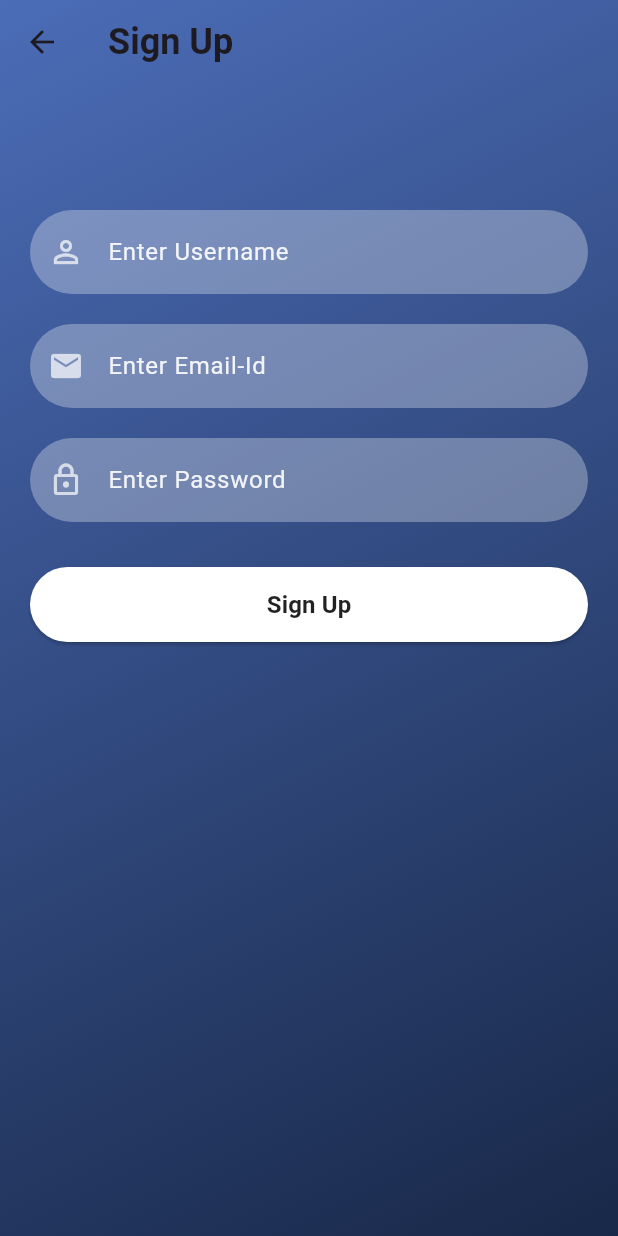
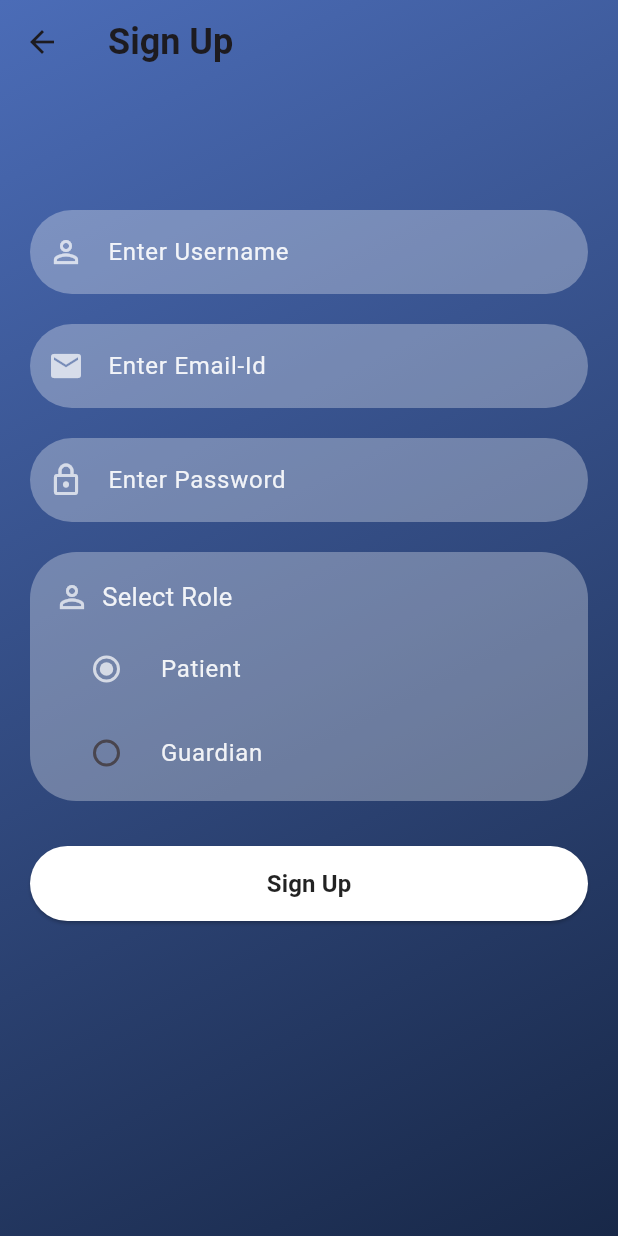
Before and after one commit to IshaK03/LY-Proj, a Flutter app: the SignUp screen opened directly, on a phone screen of 412 x 824 dp. Run offline on Flutter 3.47's test engine with Material 3 defaults, Android fonts, the light colour scheme and no system bars; our stand-ins replace firebase_auth, firebase_core; accounts and stored records are empty.

Commit message:
Added Role to Sign Up Form

```diff
--- a/frontend/lib/pages/signUp.dart
+++ b/frontend/lib/pages/signUp.dart
@@ -21,7 +21,9 @@ class _SignUpState extends State<SignUp> {
   String? _emailError;
   String? _passwordError;
 
-  bool _isLinkSent = false;  // Track if verification link was sent
+  String? _selectedRole = 'Patient'; // Default role
+
+  bool _isLinkSent = false; // Track if verification link was sent
   bool _isEmailVerified = false;
   Timer? _timer; // To periodically check for email verification
 
@@ -71,7 +73,9 @@ class _SignUpState extends State<SignUp> {
       _emailError = validateEmail(_emailTextController.text);
       _passwordError = validatePassword(_passwordTextController.text);
 
-      if (_usernameError != null || _emailError != null || _passwordError != null) {
+      if (_usernameError != null ||
+          _emailError != null ||
+          _passwordError != null) {
         String errorMessage = '';
         if (_usernameError != null) errorMessage += _usernameError!;
         if (_emailError != null) errorMessage += '\n${_emailError!}';
@@ -89,7 +93,9 @@ class _SignUpState extends State<SignUp> {
         _isLinkSent = true;
       });
       ScaffoldMessenger.of(context).showSnackBar(
-        const SnackBar(content: Text("Verification link sent! Check your email."), backgroundColor: Colors.green),
+        const SnackBar(
+            content: Text("Verification link sent! Check your email."),
+            backgroundColor: Colors.green),
       );
     } catch (e) {
       showValidationError(context, "Error sending verification link.");
@@ -125,26 +131,102 @@ class _SignUpState extends State<SignUp> {
             child: Column(
               children: [
                 const SizedBox(height: 20),
-                reusableTextField("Enter Username", Icons.person_outline, false, _userNameTextController, validateUsername),
+                reusableTextField("Enter Username", Icons.person_outline, false,
+                    _userNameTextController, validateUsername),
                 const SizedBox(height: 20),
-                reusableTextField("Enter Email-Id", Icons.email, false, _emailTextController, validateEmail),
+                reusableTextField("Enter Email-Id", Icons.email, false,
+                    _emailTextController, validateEmail),
                 const SizedBox(height: 20),
-                reusableTextField("Enter Password", Icons.lock_outlined, true, _passwordTextController, validatePassword),
+                reusableTextField("Enter Password", Icons.lock_outlined, true,
+                    _passwordTextController, validatePassword),
+                const SizedBox(height: 20),
+                Container(
+                  padding: const EdgeInsets.symmetric(horizontal: 16.0),
+                  decoration: BoxDecoration(
+                    color: Colors.white.withOpacity(0.3),
+                    borderRadius: BorderRadius.circular(31.0),
+                  ),
+                  child: Column(
+                    crossAxisAlignment: CrossAxisAlignment
+                        .start, // Aligns the title and radio buttons to the left
+                    children: [
+                      Padding(
+                        padding: const EdgeInsets.fromLTRB(0,18,0,0),
+                        child: Row(
+                          children: [
+                            const Icon(
+                              Icons.person_outline, // Add the icon here
+                              color: Colors.white70,
+                            ),
+                            const SizedBox(
+                                width: 8.0), // Space between icon and text
+                            Text(
+                              'Select Role',
+                              style: TextStyle(
+                                color: Colors.white.withOpacity(0.9),
+                                fontSize: 17.0,
+                              ),
+                            ),
+                          ],
+                        ),
+                      ),
+                      const SizedBox(height: 8),
+                      RadioListTile<String>(
+                        value: "Patient",
+                        groupValue: _selectedRole,
+                        title: Text(
+                          'Patient',
+                          style:
+                              TextStyle(color: Colors.white.withOpacity(0.9)),
+                        ),
+                        activeColor: Colors.white70,
+                        contentPadding: EdgeInsets.fromLTRB(15, 0, 0, 0),
+                        onChanged: (value) {
+                          setState(() {
+                            _selectedRole = value;
+                          });
+                        },
+                      ),
+                      RadioListTile<String>(
+                        value: "Guardian",
+                        groupValue: _selectedRole,
+                        title: Text(
+                          'Guardian',
+                          style:
+                              TextStyle(color: Colors.white.withOpacity(0.9)),
+                        ),
+                        activeColor: Colors.white70,
+                        contentPadding: EdgeInsets.fromLTRB(15, 0, 0, 4),
+                        onChanged: (value) {
+                          setState(() {
+                            _selectedRole = value;
+                          });
+                        },
+                      ),
+                    ],
+                  ),
+                ),
                 const SizedBox(height: 20),
                 signInSignUpButton(context, false, () async {
                   validateFields();
-                  if (_usernameError == null && _emailError == null && _passwordError == null) {
+                  if (_usernameError == null &&
+                      _emailError == null &&
+                      _passwordError == null) {
                     try {
                       // Create the user
-                      UserCredential userCredential = await FirebaseAuth.instance.createUserWithEmailAndPassword(
+                      UserCredential userCredential = await FirebaseAuth
+                          .instance
+                          .createUserWithEmailAndPassword(
                         email: _emailTextController.text,
                         password: _passwordTextController.text,
                       );
 
                       User user = userCredential.user!;
-                      await _sendVerificationEmail(user); // Send the verification email
+                      await _sendVerificationEmail(
+                          user); // Send the verification email
                     } catch (error) {
-                      showValidationError(context, "Sign up failed: ${error.toString()}");
+                      showValidationError(
+                          context, "Sign up failed: ${error.toString()}");
                     }
                   }
                 }),
```
Also changed, not shown: frontend/lib/reusable_widgets/reusable_widgets.dart (+0 -28 lines).
